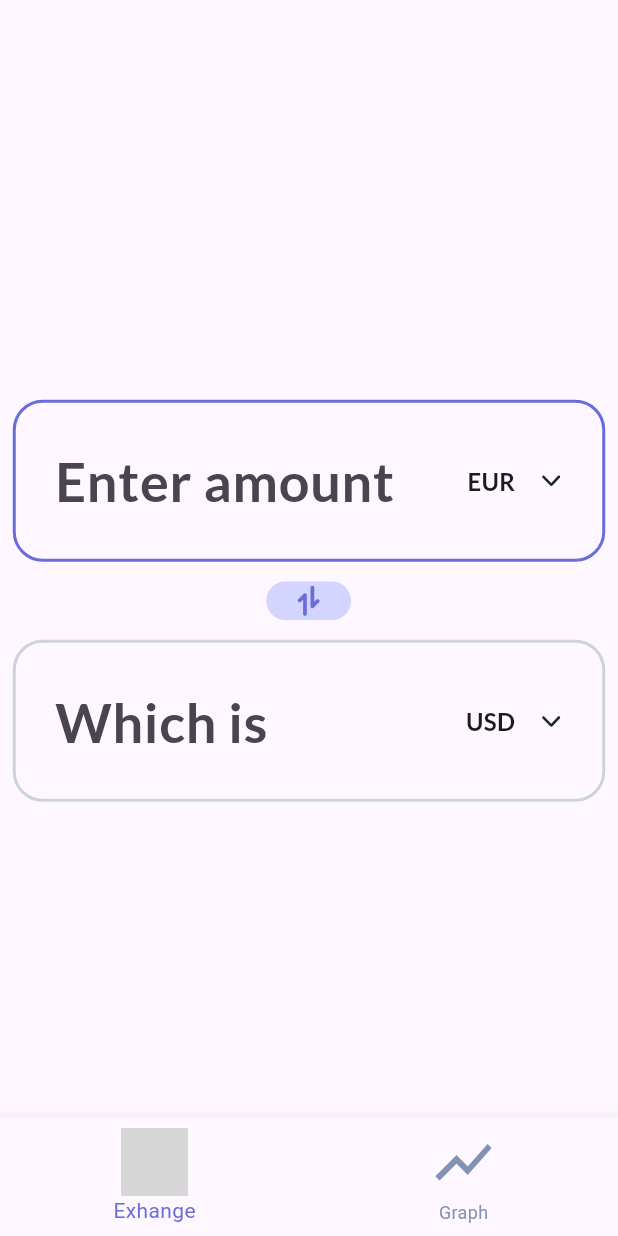
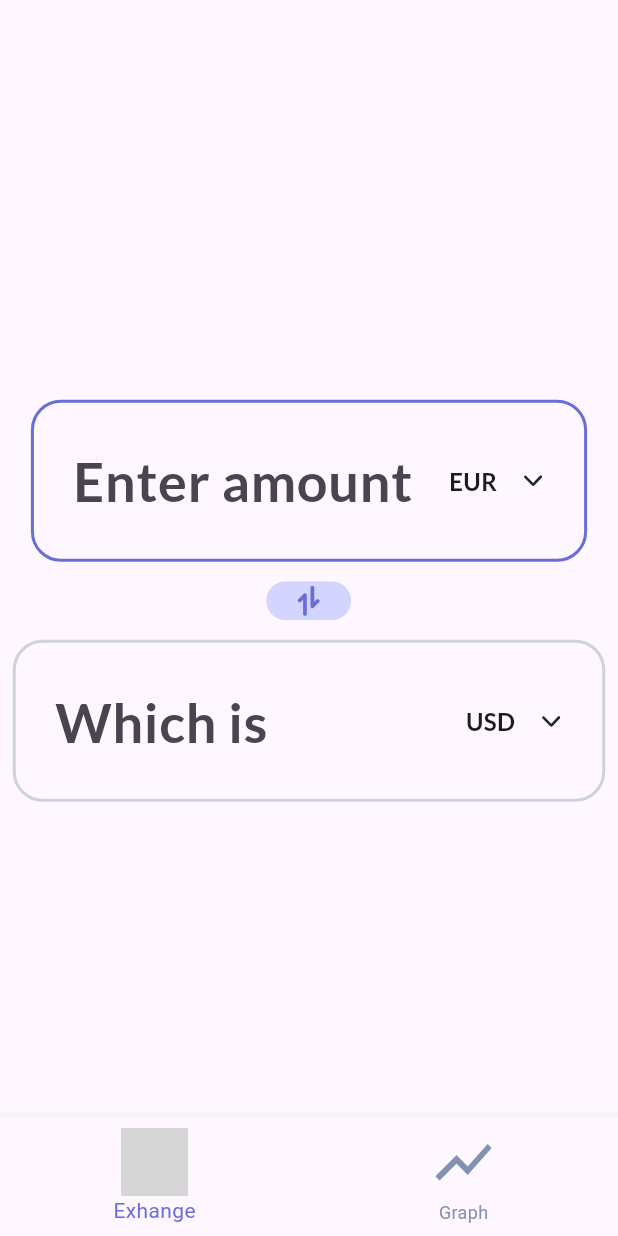
Before and after one commit to Simon-du06/my_flutter_currency_app, a Flutter app: the screen it shows after launch, on a phone screen of 412 x 824 dp. Run offline on Flutter 3.47's test engine with Material 3 defaults, Android fonts, the phone set to English and light mode, and no system bars; our stand-ins replace fl_chart, flutter_svg, google_fonts; network calls fail; grey boxes are pictures that could not be loaded.

Commit message:
fix: adjust width of AmountInputField to be adapted to the size of the screen

```diff
--- a/lib/views/widgets/input_fields.dart
+++ b/lib/views/widgets/input_fields.dart
@@ -27,7 +27,7 @@ class AmountInputField extends StatelessWidget {
         ),
       ),
       padding: EdgeInsets.fromLTRB(10, 5, 10, 5),
-      width: 395,
+      width: MediaQuery.of(context).size.width * 0.9,
       height: 108,
       child: Row(
         children: [
```
